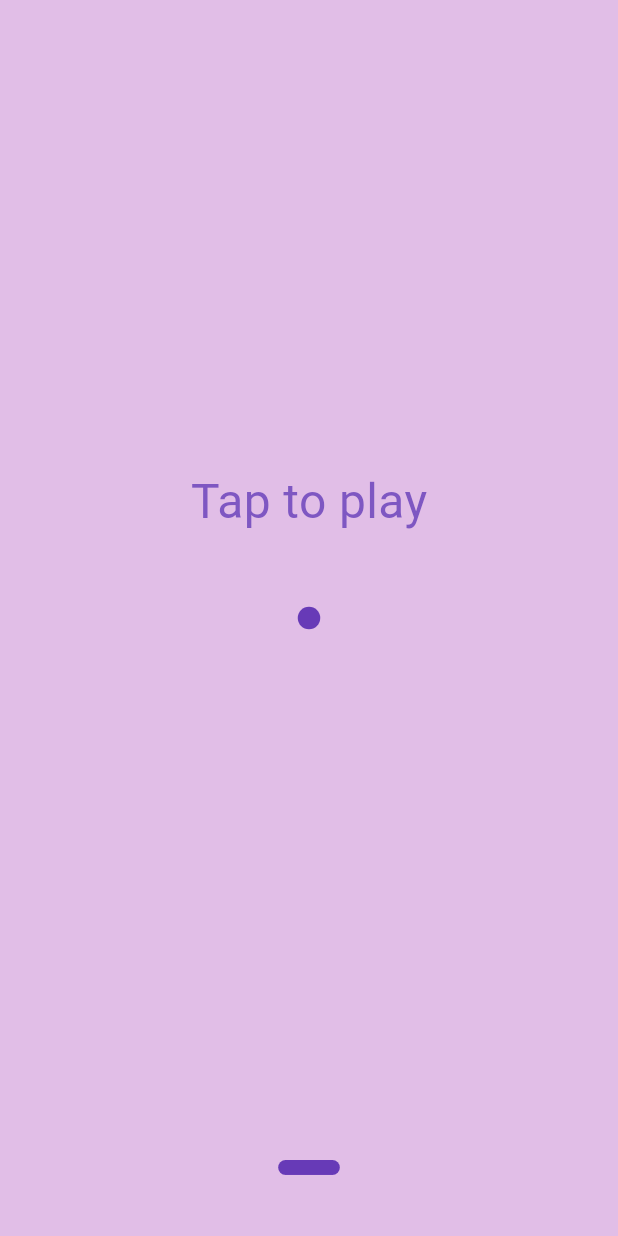
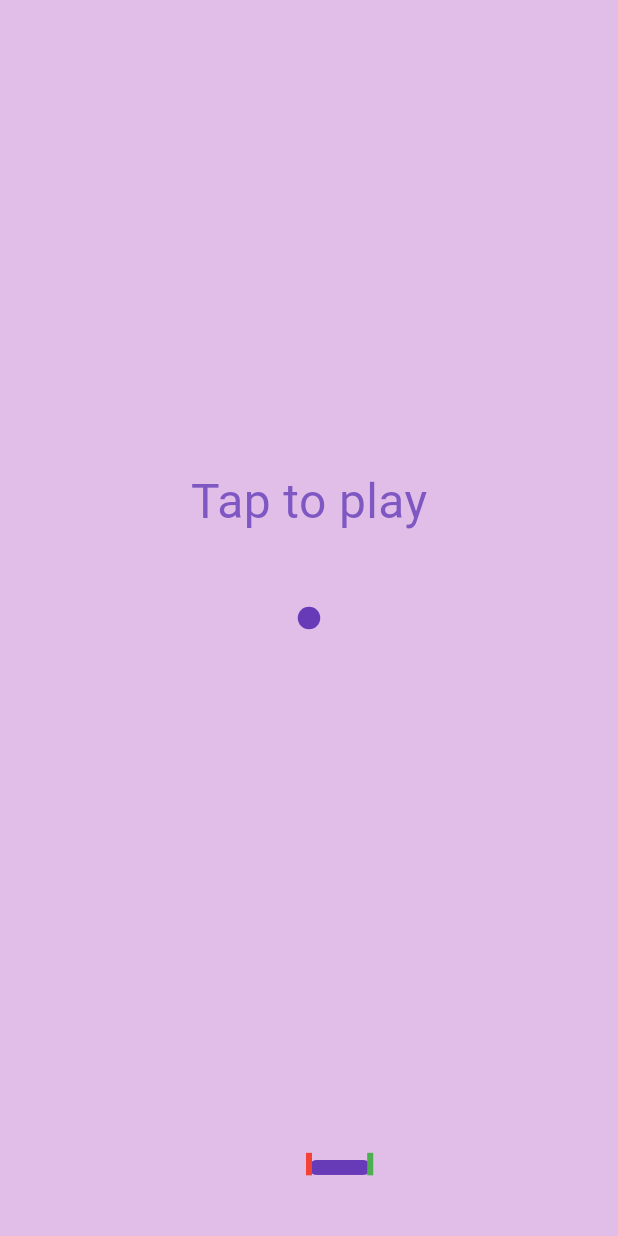
Before and after one commit to Unity0001/BrickBreaker, a Flutter app: the screen it shows after launch, on a phone screen of 412 x 824 dp. Run offline on Flutter 3.47's test engine with Material 3 defaults, Android fonts, the phone set to English and light mode, and no system bars.

Commit message:
feat: add movement

```diff
--- a/lib/homepage.dart
+++ b/lib/homepage.dart
@@ -28,14 +28,14 @@ class _HomePageState extends State<HomePage> {
     hasGameStarted = true;
     Timer.periodic(Duration(milliseconds: 10), (timer) {
       setState(() {
-        ballY -= 0.01;
+        ballY += 0.001;
       });
     });
   }
 
   void moveLeft() {
     setState(() {
-      if (!(playerX - 0.2 <= -1)) {
+      if (!(playerX - 0.2 < -1)) {
         playerX -= 0.2;
       }
     });
@@ -43,7 +43,7 @@ class _HomePageState extends State<HomePage> {
 
   void moveRight() {
     setState(() {
-      if (!(playerX + 0.2 >= 1)) {
+      if (!(playerX + playerWidht >= 1)) {
         playerX += 0.2;
       }
     });
@@ -81,6 +81,24 @@ class _HomePageState extends State<HomePage> {
               MyPlayer(
                 playerX: playerX,
                 playerWidht: playerWidht,
+              ),
+
+              //where is playerX?
+              Container(
+                alignment: Alignment(playerX, 0.9),
+                child: Container(
+                  color: Colors.red,
+                  width: 4,
+                  height: 15,
+                ),
+              ),
+              Container(
+                alignment: Alignment(playerX + playerWidht, 0.9),
+                child: Container(
+                  color: Colors.green,
+                  width: 4,
+                  height: 15,
+                ),
               )
             ],
           ),
--- a/lib/player.dart
+++ b/lib/player.dart
@@ -10,7 +10,7 @@ class MyPlayer extends StatelessWidget {
   @override
   Widget build(BuildContext context) {
     return Container(
-      alignment: Alignment(playerX, 0.9),
+      alignment: Alignment((2*playerX+playerWidht) / (2 - playerWidht), 0.9),
       child: ClipRRect(
         borderRadius: BorderRadius.circular(10),
         child: Container(
```
